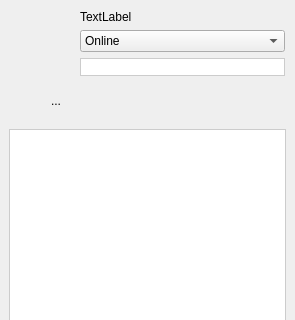
This is retroshare-gui/src/gui/MessengerWindow.ui in RetroShare/RetroShare as Qt 5 draws it before an edit; both pictures show x 0 to 295 and y 0 to 320 of the 295 by 507 pixel window. The edited form follows.
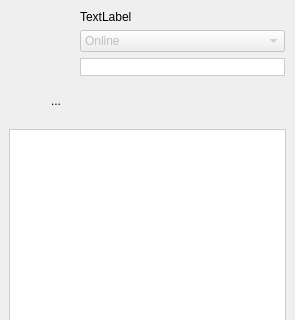
This is the edited form. Icons and pictures are not drawn.

Commit message: fixed MessengerWindow TreeWidget stylesheet

Patch:
```diff
--- a/retroshare-gui/src/gui/MessengerWindow.ui
+++ b/retroshare-gui/src/gui/MessengerWindow.ui
@@ -107,7 +107,7 @@
            <item row="1" column="0">
             <widget class="QComboBox" name="statuscomboBox">
              <property name="enabled">
-              <bool>true</bool>
+              <bool>false</bool>
              </property>
              <property name="toolTip">
               <string>&lt;html&gt;&lt;head&gt;&lt;meta name=&quot;qrichtext&quot; content=&quot;1&quot; /&gt;&lt;style type=&quot;text/css&quot;&gt;
```
Left out of the diff: 4 changed lines with no effect on the pictures. The commit also changes 1 other file.
